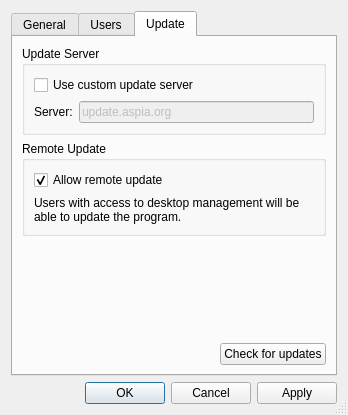
This is source/host/ui/host_config_dialog.ui in dchapyshev/aspia as Qt 5 draws it before an edit. The edited form follows.
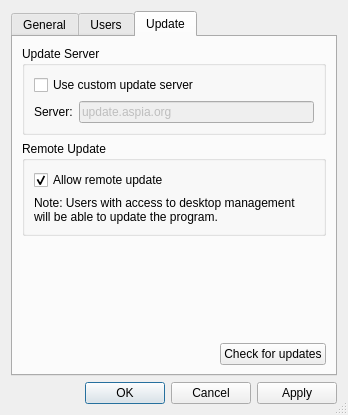
This is the edited form. The open tabs and pages were chosen to show the change. Icons and pictures are not drawn.

What changed in the file:
```diff
--- a/source/host/ui/host_config_dialog.ui
+++ b/source/host/ui/host_config_dialog.ui
@@ -350,7 +350,7 @@
           <item>
            <widget class="QLabel" name="label_2">
             <property name="text">
-             <string>Users with access to desktop management will be able to update the program.</string>
+             <string>Note: Users with access to desktop management will be able to update the program.</string>
             </property>
             <property name="wordWrap">
              <bool>true</bool>
```
